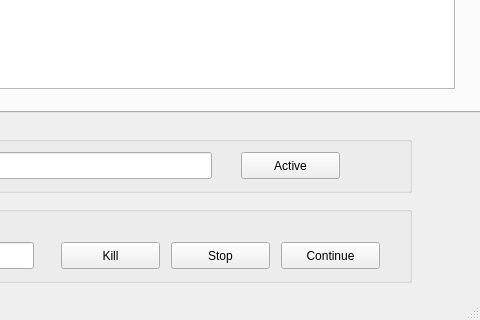
First picture: the form in taskManager/mainwindow.ui, repository intolerants/str, before the edit; both pictures show x 119 to 599 and y 355 to 675 of the 599 by 675 pixel window.
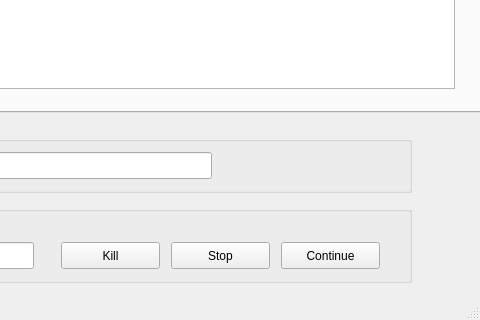
Second picture: the form after the edit.

Diff of the .ui file:
```diff
--- a/taskManager/mainwindow.ui
+++ b/taskManager/mainwindow.ui
@@ -92,19 +92,6 @@
       </rect>
      </property>
     </widget>
-    <widget class="QPushButton" name="pushButton_filter">
-     <property name="geometry">
-      <rect>
-       <x>340</x>
-       <y>30</y>
-       <width>99</width>
-       <height>27</height>
-      </rect>
-     </property>
-     <property name="text">
-      <string>Active</string>
-     </property>
-    </widget>
    </widget>
    <widget class="QGroupBox" name="groupBox">
     <property name="geometry">
```
